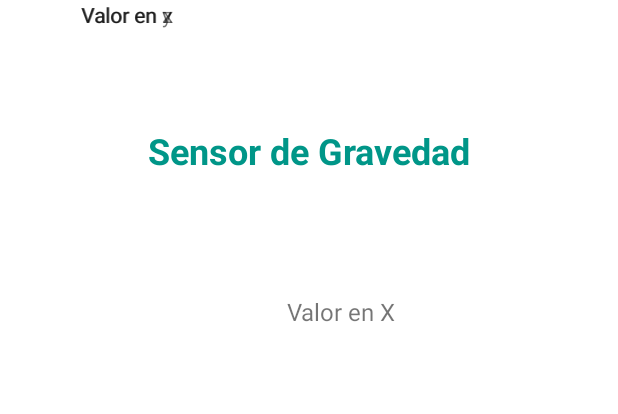
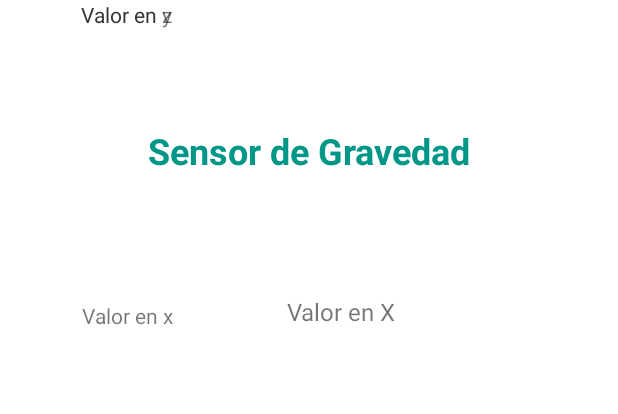
Before and after one commit to bryanjtc/HDP4ProyectoFinal, an Android app: the layout activity_gravedad.xml on its own in the app's theme, with its tools: preview values and no code run, on a phone screen of 412 x 824 dp. Shown: the top 414 px of the screen. Run offline under Robolectric (Android 15) with nearby library versions, the phone set to English and light mode, and no system bars.

Commit message:
Update activity_gravedad.xml

```diff
--- a/app/src/main/res/layout/activity_gravedad.xml
+++ b/app/src/main/res/layout/activity_gravedad.xml
@@ -88,11 +88,12 @@
         android:id="@+id/textView"
         android:layout_width="wrap_content"
         android:layout_height="wrap_content"
+        android:layout_marginTop="84dp"
         android:layout_marginEnd="76dp"
         android:text="Valor en x"
         app:layout_constraintEnd_toStartOf="@+id/textView_x"
         app:layout_constraintHorizontal_bias="1.0"
         app:layout_constraintStart_toStartOf="parent"
-        tools:layout_editor_absoluteY="200dp" />
+        app:layout_constraintTop_toBottomOf="@+id/titulo" />
 
 </androidx.constraintlayout.widget.ConstraintLayout>
```
